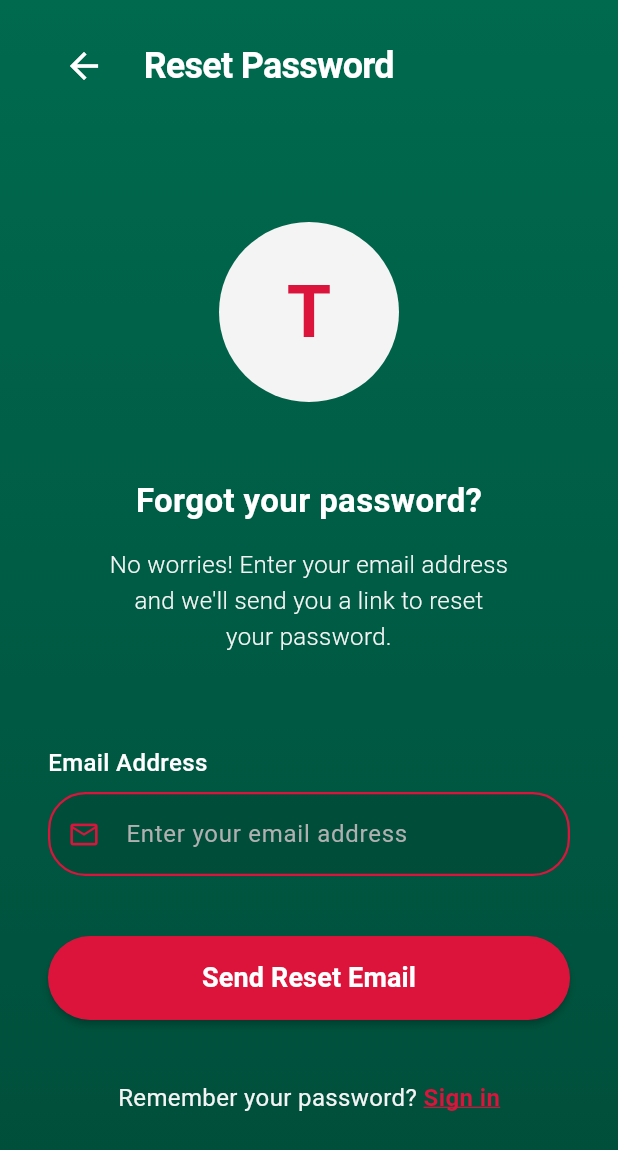
After one commit to Ali34f/my_flutter_app, a Flutter app: the ResetScreen screen opened directly, on a phone screen of 412 x 824 dp. The commit adds this screen. Shown: the top 1150 px of the screen. Run offline on Flutter 3.47's test engine with Material 3 defaults, Android fonts, the phone set to English and light mode, and no system bars.

Commit message:
created the reset.dart frontend
I have created the frontend of the reset.dart page and i have made changes to the other screens to ensure the navigation works

```diff
--- a/lib/login.dart
+++ b/lib/login.dart
@@ -1,5 +1,6 @@
 import 'package:flutter/material.dart';
-import 'register.dart'; // Import register screen
+import 'register.dart';
+import 'reset.dart';
 
 class LoginScreen extends StatefulWidget {
   const LoginScreen({super.key});
@@ -249,21 +250,18 @@ class _LoginScreenState extends State<LoginScreen> {
 
                   const SizedBox(height: 16),
 
-                  // Forgot Password Link
+                  // Forgot Password Link - UPDATED TO NAVIGATE TO RESET SCREEN
                   Align(
                     alignment: Alignment.centerRight,
                     child: GestureDetector(
                       onTap: () {
-                        // Navigate to reset.dart (will create later)
-                        ScaffoldMessenger.of(context).showSnackBar(
-                          const SnackBar(
-                            content: Text(
-                              'Reset password feature coming soon!',
-                            ),
-                            backgroundColor: Color(0xFFDC143C),
+                        // Navigate to reset.dart
+                        Navigator.push(
+                          context,
+                          MaterialPageRoute(
+                            builder: (context) => const ResetScreen(),
                           ),
                         );
-                        // TODO: Navigator.push(context, MaterialPageRoute(builder: (context) => const ResetScreen()));
                       },
                       child: const Text(
                         'Forgot Password?',
--- a/lib/main.dart
+++ b/lib/main.dart
@@ -1,6 +1,6 @@
 import 'package:flutter/material.dart';
-import 'register.dart'; // Import the register screen
-import 'login.dart'; // Import the login screen
+import 'register.dart';
+import 'login.dart';
 
 void main() {
   runApp(const TandooriNightsApp());
--- /dev/null
+++ b/lib/reset.dart
@@ -0,0 +1,384 @@
+import 'package:flutter/material.dart';
+import 'login.dart';
+
+class ResetScreen extends StatefulWidget {
+  const ResetScreen({super.key});
+
+  @override
+  State<ResetScreen> createState() => _ResetScreenState();
+}
+
+class _ResetScreenState extends State<ResetScreen> {
+  final _formKey = GlobalKey<FormState>();
+  final _emailController = TextEditingController();
+
+  bool _isEmailSent = false;
+
+  @override
+  void dispose() {
+    _emailController.dispose();
+    super.dispose();
+  }
+
+  void _sendResetEmail() {
+    if (_formKey.currentState!.validate()) {
+      setState(() {
+        _isEmailSent = true;
+      });
+
+      ScaffoldMessenger.of(context).showSnackBar(
+        const SnackBar(
+          content: Text('Password reset email sent! Check your inbox.'),
+          backgroundColor: Color(0xFFDC143C),
+          duration: Duration(seconds: 3),
+        ),
+      );
+    }
+  }
+
+  @override
+  Widget build(BuildContext context) {
+    return Scaffold(
+      body: Container(
+        width: double.infinity,
+        height: double.infinity,
+        decoration: const BoxDecoration(
+          gradient: LinearGradient(
+            begin: Alignment.topCenter,
+            end: Alignment.bottomCenter,
+            colors: [
+              Color(0xFF006A4E), // Bangladesh flag green
+              Color(0xFF004D3A), // Darker green
+            ],
+          ),
+        ),
+        child: SafeArea(
+          child: SingleChildScrollView(
+            physics: const BouncingScrollPhysics(),
+            padding: const EdgeInsets.symmetric(horizontal: 32.0),
+            child: Form(
+              key: _formKey,
+              child: Column(
+                crossAxisAlignment: CrossAxisAlignment.start,
+                children: [
+                  const SizedBox(height: 20),
+
+                  // Back Button and Title
+                  Row(
+                    children: [
+                      IconButton(
+                        onPressed: () => Navigator.pop(context),
+                        icon: const Icon(
+                          Icons.arrow_back,
+                          color: Colors.white,
+                          size: 28,
+                        ),
+                        splashRadius: 24,
+                      ),
+                      const SizedBox(width: 16),
+                      const Text(
+                        'Reset Password',
+                        style: TextStyle(
+                          fontSize: 24,
+                          fontWeight: FontWeight.w700,
+                          color: Colors.white,
+                          letterSpacing: -0.5,
+                        ),
+                      ),
+                    ],
+                  ),
+
+                  const SizedBox(height: 80),
+
+                  // Logo Circle with T
+                  Center(
+                    child: Container(
+                      width: 120,
+                      height: 120,
+                      decoration: const BoxDecoration(
+                        color: Color(0xFFF4F4F4), // Light background for logo
+                        shape: BoxShape.circle,
+                      ),
+                      child: const Center(
+                        child: Text(
+                          'T',
+                          style: TextStyle(
+                            fontSize: 48,
+                            fontWeight: FontWeight.w700,
+                            color: Color(0xFFDC143C), // Red color for logo
+                            letterSpacing: -1,
+                          ),
+                        ),
+                      ),
+                    ),
+                  ),
+
+                  const SizedBox(height: 50),
+
+                  // Reset password text and description
+                  const Center(
+                    child: Column(
+                      children: [
+                        Text(
+                          'Forgot your password?',
+                          style: TextStyle(
+                            fontSize: 22,
+                            color: Colors.white,
+                            fontWeight: FontWeight.w600,
+                          ),
+                        ),
+                        SizedBox(height: 16),
+                        Text(
+                          'No worries! Enter your email address\nand we\'ll send you a link to reset\nyour password.',
+                          textAlign: TextAlign.center,
+                          style: TextStyle(
+                            fontSize: 16,
+                            color: Color(0xFFF4F4F4),
+                            fontWeight: FontWeight.w300,
+                            height: 1.5,
+                          ),
+                        ),
+                      ],
+                    ),
+                  ),
+
+                  const SizedBox(height: 60),
+
+                  // Conditional content based on email sent status
+                  if (!_isEmailSent) ...[
+                    // Email Address Field
+                    const Text(
+                      'Email Address',
+                      style: TextStyle(
+                        fontSize: 16,
+                        color: Colors.white,
+                        fontWeight: FontWeight.w500,
+                      ),
+                    ),
+                    const SizedBox(height: 8),
+                    TextFormField(
+                      controller: _emailController,
+                      keyboardType: TextInputType.emailAddress,
+                      textInputAction: TextInputAction.done,
+                      style: const TextStyle(color: Color(0xFFF4F4F4)),
+                      decoration: InputDecoration(
+                        hintText: 'Enter your email address',
+                        hintStyle: const TextStyle(
+                          color: Color(0xFFB0B0B0),
+                          fontSize: 16,
+                        ),
+                        filled: true,
+                        fillColor: Colors.black.withOpacity(0.1),
+                        prefixIcon: const Icon(
+                          Icons.email_outlined,
+                          color: Color(0xFFDC143C),
+                          size: 22,
+                        ),
+                        border: OutlineInputBorder(
+                          borderRadius: BorderRadius.circular(25),
+                          borderSide: const BorderSide(
+                            color: Color(0xFFDC143C),
+                            width: 1.5,
+                          ),
+                        ),
+                        enabledBorder: OutlineInputBorder(
+                          borderRadius: BorderRadius.circular(25),
+                          borderSide: const BorderSide(
+                            color: Color(0xFFDC143C),
+                            width: 1.5,
+                          ),
+                        ),
+                        focusedBorder: OutlineInputBorder(
+                          borderRadius: BorderRadius.circular(25),
+                          borderSide: const BorderSide(
+                            color: Color(0xFFDC143C),
+                            width: 2,
+                          ),
+                        ),
+                        contentPadding: const EdgeInsets.symmetric(
+                          horizontal: 20,
+                          vertical: 16,
+                        ),
+                      ),
+                      validator: (value) {
+                        if (value == null || value.isEmpty) {
+                          return 'Please enter your email address';
+                        }
+                        if (!value.contains('@')) {
+                          return 'Please enter a valid email address';
+                        }
+                        return null;
+                      },
+                    ),
+
+                    const SizedBox(height: 40),
+
+                    // Send Reset Email Button
+                    SizedBox(
+                      width: double.infinity,
+                      height: 56,
+                      child: ElevatedButton(
+                        onPressed: _sendResetEmail,
+                        style: ElevatedButton.styleFrom(
+                          backgroundColor: const Color(
+                            0xFFDC143C,
+                          ), // Red button
+                          foregroundColor: Colors.white,
+                          elevation: 2,
+                          shape: RoundedRectangleBorder(
+                            borderRadius: BorderRadius.circular(28),
+                          ),
+                        ),
+                        child: const Text(
+                          'Send Reset Email',
+                          style: TextStyle(
+                            fontSize: 18,
+                            fontWeight: FontWeight.w600,
+                          ),
+                        ),
+                      ),
+                    ),
+                  ] else ...[
+                    // Success state - Email sent
+                    Center(
+                      child: Column(
+                        children: [
+                          // Success icon
+                          Container(
+                            width: 80,
+                            height: 80,
+                            decoration: BoxDecoration(
+                              color: const Color(0xFFDC143C).withOpacity(0.1),
+                              shape: BoxShape.circle,
+                              border: Border.all(
+                                color: const Color(0xFFDC143C),
+                                width: 2,
+                              ),
+                            ),
+                            child: const Icon(
+                              Icons.email_outlined,
+                              color: Color(0xFFDC143C),
+                              size: 40,
+                            ),
+                          ),
+
+                          const SizedBox(height: 30),
+
+                          const Text(
+                            'Email Sent!',
+                            style: TextStyle(
+                              fontSize: 24,
+                              color: Colors.white,
+                              fontWeight: FontWeight.w600,
+                            ),
+                          ),
+
+                          const SizedBox(height: 16),
+
+                          Text(
+                            'We\'ve sent a password reset link to\n${_emailController.text}',
+                            textAlign: TextAlign.center,
+                            style: const TextStyle(
+                              fontSize: 16,
+                              color: Color(0xFFF4F4F4),
+                              fontWeight: FontWeight.w300,
+                              height: 1.5,
+                            ),
+                          ),
+
+                          const SizedBox(height: 30),
+
+                          const Text(
+                            'Didn\'t receive the email? Check your spam folder or try again.',
+                            textAlign: TextAlign.center,
+                            style: TextStyle(
+                              fontSize: 14,
+                              color: Color(0xFFB0B0B0),
+                              height: 1.4,
+                            ),
+                          ),
+
+                          const SizedBox(height: 40),
+
+                          // Resend Email Button
+                          SizedBox(
+                            width: double.infinity,
+                            height: 56,
+                            child: OutlinedButton(
+                              onPressed: () {
+                                setState(() {
+                                  _isEmailSent = false;
+                                });
+                              },
+                              style: OutlinedButton.styleFrom(
+                                foregroundColor: const Color(0xFFDC143C),
+                                side: const BorderSide(
+                                  color: Color(0xFFDC143C),
+                                  width: 2,
+                                ),
+                                shape: RoundedRectangleBorder(
+                                  borderRadius: BorderRadius.circular(28),
+                                ),
+                              ),
+                              child: const Text(
+                                'Send Again',
+                                style: TextStyle(
+                                  fontSize: 18,
+                                  fontWeight: FontWeight.w600,
+                                ),
+                              ),
+                            ),
+                          ),
+                        ],
+                      ),
+                    ),
+                  ],
+
+                  const SizedBox(height: 40),
+
+                  // Back to Login Link
+                  Center(
+                    child: Row(
+                      mainAxisAlignment: MainAxisAlignment.center,
+                      children: [
+                        const Text(
+                          'Remember your password? ',
+                          style: TextStyle(
+                            fontSize: 16,
+                            color: Color(0xFFF4F4F4),
+                          ),
+                        ),
+                        GestureDetector(
+                          onTap: () {
+                            Navigator.pushReplacement(
+                              context,
+                              MaterialPageRoute(
+                                builder: (context) => const LoginScreen(),
+                              ),
+                            );
+                          },
+                          child: const Text(
+                            'Sign in',
+                            style: TextStyle(
+                              fontSize: 16,
+                              color: Color(0xFFDC143C),
+                              fontWeight: FontWeight.w600,
+                              decoration: TextDecoration.underline,
+                              decorationColor: Color(0xFFDC143C),
+                            ),
+                          ),
+                        ),
+                      ],
+                    ),
+                  ),
+
+                  const SizedBox(height: 60),
+                ],
+              ),
+            ),
+          ),
+        ),
+      ),
+    );
+  }
+}
```
